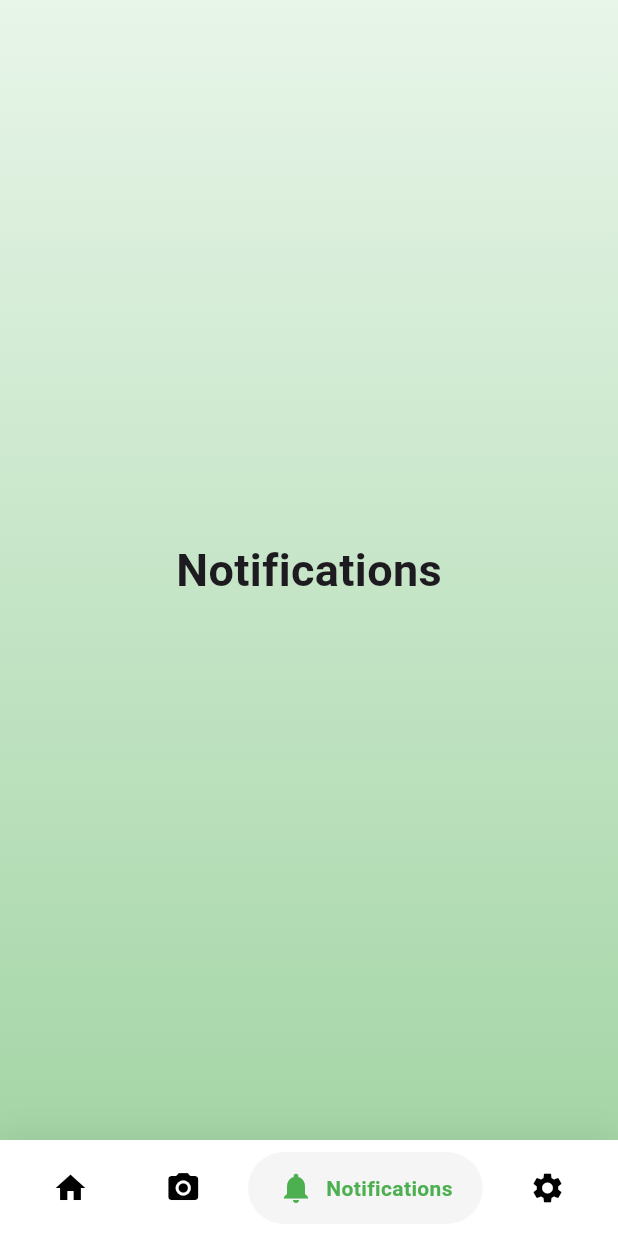
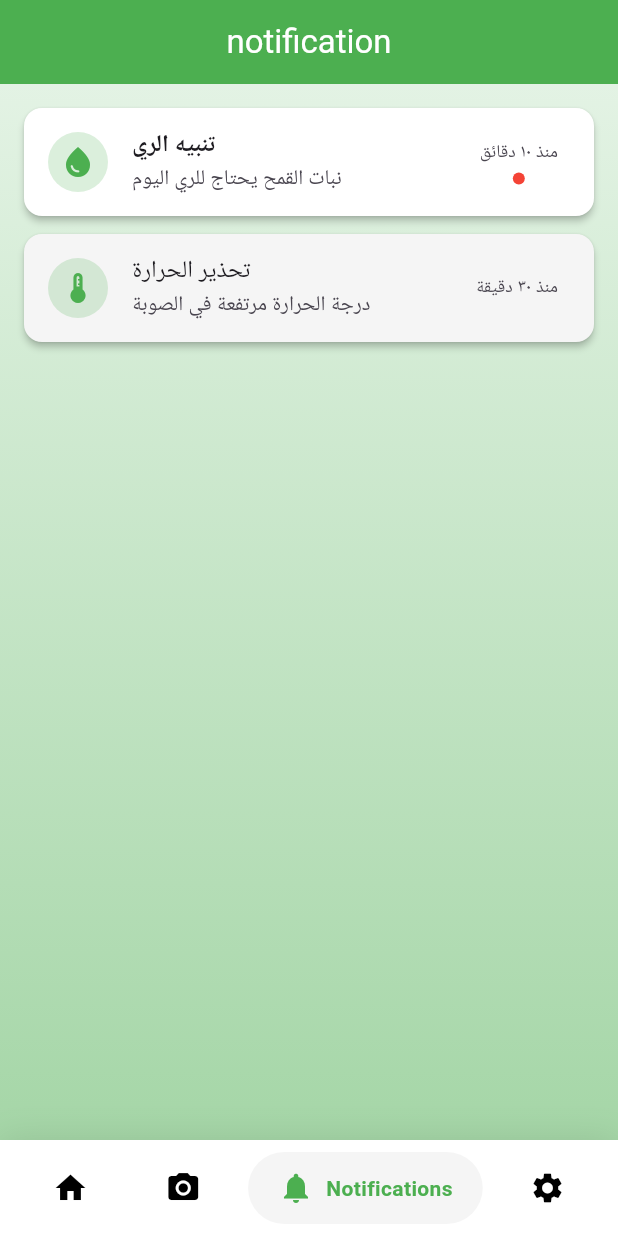
Before and after one commit to hossamhassan16/plant_app, a Flutter app: the main_page screen opened by its route, item 3 of the bottom bar chosen, on a phone screen of 412 x 824 dp. Run offline on Flutter 3.47's test engine with Material 3 defaults, Android fonts, the phone set to English and light mode, and no system bars; drawn by our look-alikes of google_nav_bar; our stand-ins replace bloc, cloud_firestore, dots_indicator, equatable, firebase_auth, firebase_core and 4 more; missing offline and left inert: flutter_animated_button; accounts and stored records are empty.

Commit message:
create camera and notification pages

```diff
--- a/lib/features/home/presentation/pages/main_page.dart
+++ b/lib/features/home/presentation/pages/main_page.dart
@@ -1,8 +1,9 @@
 import 'package:flutter/material.dart';
 import 'package:google_nav_bar/google_nav_bar.dart';
-// import 'package:plant_app/features/home/presentation/pages/camera.dart';
+import 'package:plant_app/features/home/presentation/pages/camera_page.dart';
 import 'package:plant_app/features/home/presentation/pages/home/home_page.dart';
-import 'package:plant_app/features/home/presentation/pages/home/settings/setting_page.dart';
+import 'package:plant_app/features/home/presentation/pages/notification_page.dart';
+import 'package:plant_app/features/home/presentation/pages/settings/setting_page.dart';
 
 class main_page extends StatefulWidget {
   const main_page({super.key});
@@ -21,18 +22,11 @@ class _main_pageState extends State<main_page> {
   }
 
   int _selectedIndex = 0;
-  static const TextStyle optionStyle =
-      TextStyle(fontSize: 30, fontWeight: FontWeight.w600);
+
   static const List<Widget> _widgetOptions = <Widget>[
     HomePage(),
-    Text(
-      'Camera',
-      style: optionStyle,
-    ),
-    Text(
-      'Notifications',
-      style: optionStyle,
-    ),
+    CameraPage(),
+    NotificationsPage(),
     SettingsPage(),
   ];
   @override
--- /dev/null
+++ b/lib/features/home/presentation/pages/notification_page.dart
@@ -0,0 +1,48 @@
+import 'package:flutter/material.dart';
+import 'package:plant_app/features/home/presentation/widgets/notification_card.dart';
+
+class NotificationsPage extends StatelessWidget {
+  const NotificationsPage({super.key});
+  @override
+  Widget build(BuildContext context) {
+    return Scaffold(
+      backgroundColor: Colors.transparent,
+      appBar: AppBar(
+        automaticallyImplyLeading: false,
+        backgroundColor: Colors.green,
+        centerTitle: true,
+        title: const Text(
+          'notification',
+          style: TextStyle(color: Colors.white),
+        ),
+        // actions: [
+        //   IconButton(
+        //     icon: const Icon(Icons.settings),
+        //     onPressed: () {
+        //       Navigator.pushNamed(context, '/notification_settings');
+        //     },
+        //   ),
+        // ],
+      ),
+      body: ListView(
+        padding: const EdgeInsets.all(16),
+        children: const [
+          NotificationCard(
+            icon: Icons.water_drop,
+            title: "تنبيه الري",
+            message: "نبات القمح يحتاج للري اليوم",
+            time: "منذ ١٠ دقائق",
+            isRead: false,
+          ),
+          NotificationCard(
+            icon: Icons.thermostat,
+            title: "تحذير الحرارة",
+            message: "درجة الحرارة مرتفعة في الصوبة",
+            time: "منذ ٣٠ دقيقة",
+            isRead: true,
+          ),
+        ],
+      ),
+    );
+  }
+}
--- a/lib/features/home/presentation/pages/home/settings/change_password_page.dart
+++ b/lib/features/home/presentation/pages/settings/change_password_page.dart
@@ -1,7 +1,7 @@
 import 'package:flutter/material.dart';
 import 'package:flutter_bloc/flutter_bloc.dart';
 import 'package:plant_app/features/auth/presentation/widgets/custom_text_form_field.dart';
-import 'package:plant_app/features/home/presentation/pages/home/settings/cubits/change_password_cubit/change_password_cubit.dart';
+import 'package:plant_app/features/home/presentation/pages/settings/cubits/change_password_cubit/change_password_cubit.dart';
 
 class ChangePasswordPage extends StatefulWidget {
   const ChangePasswordPage({super.key});
--- a/lib/features/home/presentation/pages/home/settings/setting_page.dart
+++ b/lib/features/home/presentation/pages/settings/setting_page.dart
@@ -1,7 +1,7 @@
 import 'package:flutter/material.dart';
 import 'package:firebase_auth/firebase_auth.dart';
 import 'package:plant_app/features/auth/presentation/pages/login_page.dart';
-import 'package:plant_app/features/home/presentation/pages/home/settings/change_password_page.dart';
+import 'package:plant_app/features/home/presentation/pages/settings/change_password_page.dart';
 
 class SettingsPage extends StatelessWidget {
   const SettingsPage({Key? key}) : super(key: key);
--- /dev/null
+++ b/lib/features/home/presentation/widgets/notification_card.dart
@@ -0,0 +1,61 @@
+import 'package:flutter/material.dart';
+
+class NotificationCard extends StatelessWidget {
+  final IconData icon;
+  final String title;
+  final String message;
+  final String time;
+  final bool isRead;
+
+  const NotificationCard({
+    super.key,
+    required this.icon,
+    required this.title,
+    required this.message,
+    required this.time,
+    this.isRead = false,
+  });
+
+  @override
+  Widget build(BuildContext context) {
+    return Card(
+      color: isRead ? Colors.grey[100] : Colors.white,
+      elevation: 2,
+      margin: const EdgeInsets.only(bottom: 12),
+      child: ListTile(
+        leading: Container(
+          padding: const EdgeInsets.all(8),
+          decoration: BoxDecoration(
+            color: Colors.green.withOpacity(0.2),
+            shape: BoxShape.circle,
+          ),
+          child: Icon(icon, color: Colors.green),
+        ),
+        title: Text(title,
+            style: TextStyle(
+              fontWeight: isRead ? FontWeight.normal : FontWeight.bold,
+            )),
+        subtitle: Text(message),
+        trailing: Column(
+          mainAxisAlignment: MainAxisAlignment.center,
+          children: [
+            Text(time, style: const TextStyle(fontSize: 12)),
+            if (!isRead)
+              Container(
+                margin: const EdgeInsets.only(top: 4),
+                width: 8,
+                height: 8,
+                decoration: const BoxDecoration(
+                  color: Colors.red,
+                  shape: BoxShape.circle,
+                ),
+              ),
+          ],
+        ),
+        onTap: () {
+          Navigator.pushNamed(context, "GreenhousePage");
+        },
+      ),
+    );
+  }
+}
--- a/pubspec.yaml
+++ b/pubspec.yaml
@@ -46,6 +46,7 @@ dependencies:
   cloud_firestore: ^5.6.5
   firebase_database: ^11.3.5
   equatable: ^2.0.7
+  image_picker: ^1.1.2
 
 
 dev_dependencies:
```
Also changed, not shown: lib/features/home/presentation/pages/camera_page.dart (added, +116 -0 lines), lib/main.dart (+7 -3 lines), lib/features/home/presentation/pages/settings/cubits/change_password_cubit/change_password_cubit.dart (renamed from lib/features/home/presentation/pages/home/settings/cubits/change_password_cubit/change_password_cubit.dart), lib/features/home/presentation/pages/settings/cubits/change_password_cubit/change_password_state.dart (renamed from lib/features/home/presentation/pages/home/settings/cubits/change_password_cubit/change_password_state.dart), pubspec.lock, 8 other files.
